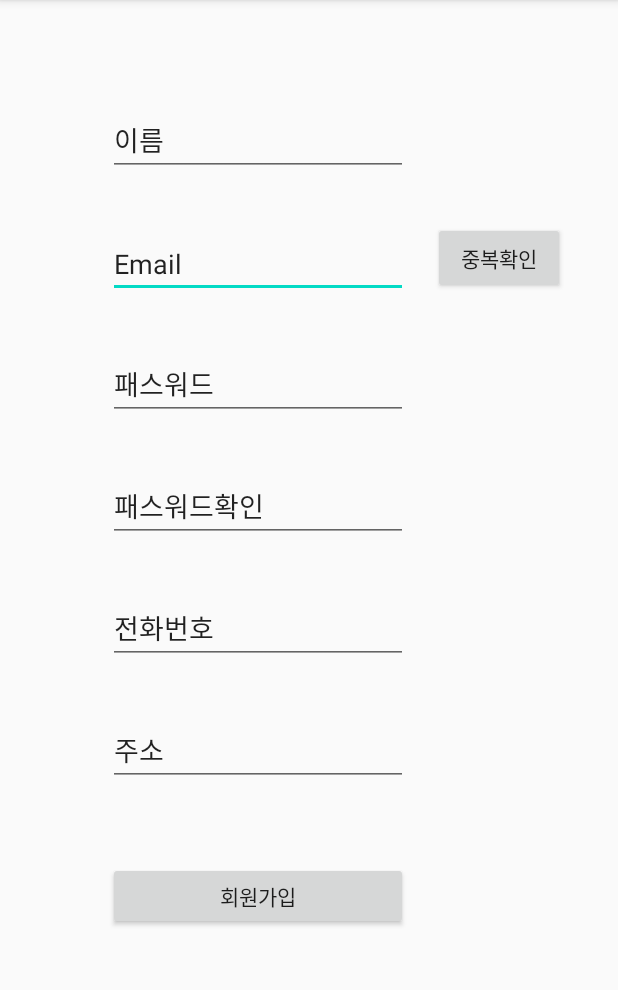
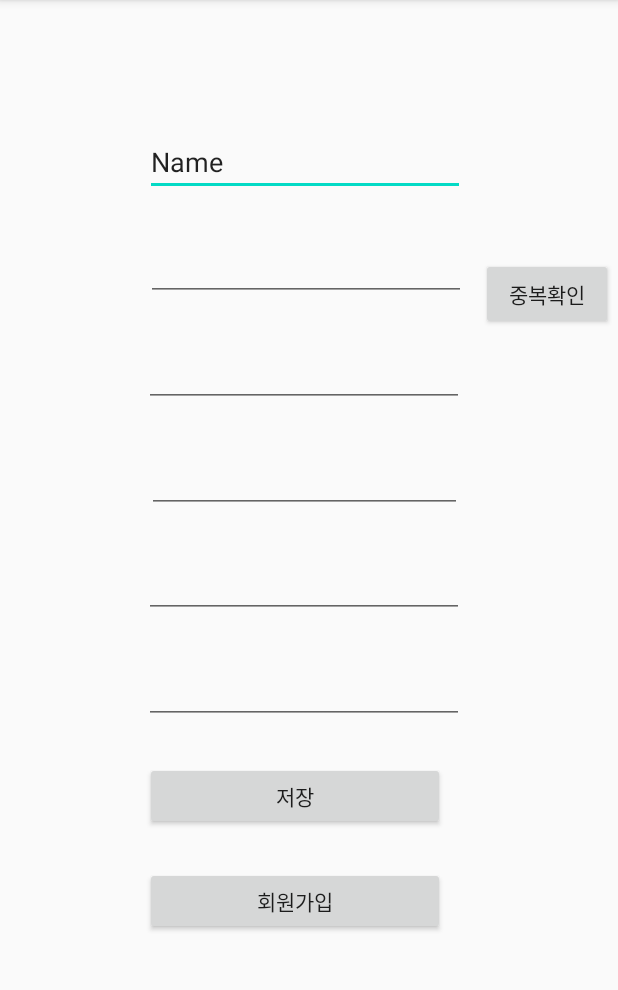
Before and after one commit to AIN108/escpae2, an Android app: the registerpage screen opened directly, with no data from a screen before it, on a phone screen of 412 x 824 dp, the part 84-1074 px from its top. Run offline under Robolectric (Android 15) with nearby library versions, the light colour scheme and no system bars.

Commit message:
두번째 버전

```diff
--- a/app/src/main/java/com/example/escape2/registerpage.java
+++ b/app/src/main/java/com/example/escape2/registerpage.java
@@ -6,6 +6,7 @@ import android.content.Intent;
 import android.os.Bundle;
 import android.view.View;
 import android.widget.Button;
+import android.widget.EditText;
 import android.widget.Toast;
 
 public class registerpage extends AppCompatActivity {
@@ -31,5 +32,8 @@ public class registerpage extends AppCompatActivity {
                 startActivity(intent);
             }
         });
-    }
+
+
+
 }
+}
--- a/app/src/main/res/layout/activity_registerpage.xml
+++ b/app/src/main/res/layout/activity_registerpage.xml
@@ -4,100 +4,150 @@
     xmlns:tools="http://schemas.android.com/tools"
     android:layout_width="match_parent"
     android:layout_height="match_parent"
-    tools:context=".registerpage">
+    tools:context=".registerpage"><![CDATA[
     xmlns:app="http://schemas.android.com/apk/res-auto"
     xmlns:tools="http://schemas.android.com/tools"
     android:layout_width="match_parent"
     android:layout_height="match_parent">
 
-    <EditText
-        android:id="@+id/textView9"
-        android:layout_width="200dp"
-        android:layout_height="45dp"
-        android:layout_marginStart="72dp"
-        android:text="Email"
-        app:layout_constraintBottom_toTopOf="@+id/textView10"
-        app:layout_constraintStart_toStartOf="parent"
-        app:layout_constraintTop_toBottomOf="@+id/textView14" />
 
-    <EditText
-        android:id="@+id/textView10"
-        android:layout_width="200dp"
-        android:layout_height="45dp"
-        android:layout_marginStart="72dp"
-        android:layout_marginTop="36dp"
-        android:layout_marginBottom="36dp"
-        android:text="패스워드"
-        app:layout_constraintBottom_toTopOf="@+id/textView11"
-        app:layout_constraintStart_toStartOf="parent"
-        app:layout_constraintTop_toBottomOf="@+id/textView9" />
 
-    <EditText
-        android:id="@+id/textView11"
-        android:layout_width="200dp"
-        android:layout_height="45dp"
-        android:layout_marginStart="72dp"
-        android:layout_marginTop="36dp"
-        android:text="패스워드확인"
-        app:layout_constraintStart_toStartOf="parent"
-        app:layout_constraintTop_toBottomOf="@+id/textView10" />
 
-    <EditText
-        android:id="@+id/textView12"
-        android:layout_width="200dp"
-        android:layout_height="45dp"
-        android:layout_marginStart="72dp"
-        android:layout_marginTop="36dp"
-        android:text="전화번호"
-        app:layout_constraintStart_toStartOf="parent"
-        app:layout_constraintTop_toBottomOf="@+id/textView11" />
 
-    <EditText
-        android:id="@+id/textView13"
-        android:layout_width="200dp"
-        android:layout_height="45dp"
-        android:layout_marginStart="72dp"
-        android:layout_marginTop="36dp"
-        android:text="주소"
-        app:layout_constraintStart_toStartOf="parent"
-        app:layout_constraintTop_toBottomOf="@+id/textView12" />
 
-    <EditText
-        android:id="@+id/textView14"
-        android:layout_width="200dp"
-        android:layout_height="45dp"
-        android:layout_marginStart="72dp"
-        android:layout_marginTop="72dp"
-        android:layout_marginBottom="36dp"
-        android:text="이름"
-        app:layout_constraintBottom_toTopOf="@+id/textView9"
-        app:layout_constraintStart_toStartOf="parent"
-        app:layout_constraintTop_toTopOf="parent" />
+
+
+
+
+
+
+
+    ]]>
 
     <Button
         android:id="@+id/button9"
         android:layout_width="wrap_content"
         android:layout_height="wrap_content"
-        android:layout_marginStart="16dp"
-        android:layout_marginTop="148dp"
-        android:layout_marginEnd="35dp"
+        android:layout_marginTop="153dp"
+        android:layout_marginEnd="4dp"
+        android:layout_marginBottom="530dp"
         android:text="중복확인"
+        app:layout_constraintBottom_toBottomOf="parent"
         app:layout_constraintEnd_toEndOf="parent"
-        app:layout_constraintStart_toEndOf="@+id/textView9"
+        app:layout_constraintStart_toEndOf="@+id/editTextTextEmailAddress2"
         app:layout_constraintTop_toTopOf="parent" />
 
     <Button
         android:id="@+id/button10"
         android:layout_width="200dp"
         android:layout_height="45dp"
-        android:layout_marginStart="72dp"
-        android:layout_marginTop="36dp"
-        android:layout_marginBottom="133dp"
+        android:layout_marginStart="96dp"
+        android:layout_marginEnd="115dp"
+        android:layout_marginBottom="143dp"
         android:text="회원가입"
         app:layout_constraintBottom_toBottomOf="parent"
+        app:layout_constraintEnd_toEndOf="parent"
         app:layout_constraintStart_toStartOf="parent"
-        app:layout_constraintTop_toBottomOf="@+id/textView13" />
+        app:layout_constraintTop_toBottomOf="@+id/button19" />
 
+    <Button
+        android:id="@+id/button19"
+        android:layout_width="200dp"
+        android:layout_height="45dp"
+        android:layout_marginStart="96dp"
+        android:layout_marginEnd="115dp"
+        android:layout_marginBottom="24dp"
+        android:text="저장"
+        app:layout_constraintBottom_toTopOf="@+id/button10"
+        app:layout_constraintEnd_toEndOf="parent"
+        app:layout_constraintStart_toStartOf="parent"
+        app:layout_constraintTop_toBottomOf="@+id/editTextTextPostalAddress2" />
+
+    <EditText
+        android:id="@+id/editTextTextPersonName"
+        android:layout_width="wrap_content"
+        android:layout_height="wrap_content"
+        android:layout_marginStart="98dp"
+        android:layout_marginTop="84dp"
+        android:layout_marginEnd="104dp"
+        android:layout_marginBottom="24dp"
+        android:ems="10"
+        android:inputType="textPersonName"
+        android:text="Name"
+        app:layout_constraintBottom_toTopOf="@+id/editTextTextEmailAddress2"
+        app:layout_constraintEnd_toEndOf="parent"
+        app:layout_constraintStart_toStartOf="parent"
+        app:layout_constraintTop_toTopOf="parent" />
+
+    <EditText
+        android:id="@+id/editTextTextEmailAddress2"
+        android:layout_width="wrap_content"
+        android:layout_height="wrap_content"
+        android:layout_marginStart="98dp"
+        android:layout_marginEnd="10dp"
+        android:layout_marginBottom="24dp"
+        android:ems="10"
+        android:inputType="textEmailAddress"
+        app:layout_constraintBottom_toTopOf="@+id/editTextTextPassword"
+        app:layout_constraintEnd_toStartOf="@+id/button9"
+        app:layout_constraintStart_toStartOf="parent"
+        app:layout_constraintTop_toBottomOf="@+id/editTextTextPersonName" />
+
+    <EditText
+        android:id="@+id/editTextTextPassword"
+        android:layout_width="wrap_content"
+        android:layout_height="wrap_content"
+        android:layout_marginStart="97dp"
+        android:layout_marginEnd="104dp"
+        android:layout_marginBottom="24dp"
+        android:ems="10"
+        android:inputType="textPassword"
+        app:layout_constraintBottom_toTopOf="@+id/editTextTextPassword2"
+        app:layout_constraintEnd_toEndOf="parent"
+        app:layout_constraintStart_toStartOf="parent"
+        app:layout_constraintTop_toBottomOf="@+id/editTextTextEmailAddress2" />
+
+    <EditText
+        android:id="@+id/editTextTextPassword2"
+        android:layout_width="210dp"
+        android:layout_height="wrap_content"
+        android:layout_marginStart="97dp"
+        android:layout_marginEnd="104dp"
+        android:layout_marginBottom="24dp"
+        android:ems="10"
+        android:inputType="textPassword"
+        app:layout_constraintBottom_toTopOf="@+id/editTextPhone3"
+        app:layout_constraintEnd_toEndOf="parent"
+        app:layout_constraintStart_toStartOf="parent"
+        app:layout_constraintTop_toBottomOf="@+id/editTextTextPassword" />
+
+    <EditText
+        android:id="@+id/editTextPhone3"
+        android:layout_width="wrap_content"
+        android:layout_height="wrap_content"
+        android:layout_marginStart="97dp"
+        android:layout_marginEnd="104dp"
+        android:layout_marginBottom="24dp"
+        android:ems="10"
+        android:inputType="phone"
+        app:layout_constraintBottom_toTopOf="@+id/editTextTextPostalAddress2"
+        app:layout_constraintEnd_toEndOf="parent"
+        app:layout_constraintStart_toStartOf="parent"
+        app:layout_constraintTop_toBottomOf="@+id/editTextTextPassword2" />
+
+    <EditText
+        android:id="@+id/editTextTextPostalAddress2"
+        android:layout_width="wrap_content"
+        android:layout_height="wrap_content"
+        android:layout_marginStart="97dp"
+        android:layout_marginEnd="104dp"
+        android:layout_marginBottom="24dp"
+        android:ems="10"
+        android:inputType="textPostalAddress"
+        app:layout_constraintBottom_toTopOf="@+id/button19"
+        app:layout_constraintEnd_toEndOf="parent"
+        app:layout_constraintStart_toStartOf="parent"
+        app:layout_constraintTop_toBottomOf="@+id/editTextPhone3" />
 
 
 </androidx.constraintlayout.widget.ConstraintLayout>
```
Also changed, not shown: app/src/main/java/com/example/escape2/Mypage.java (+4 -36 lines), app/src/main/res/layout/activity_mypage.xml (+44 -74 lines).
